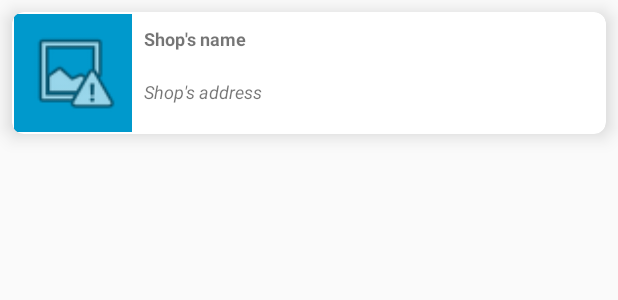
After one commit to TheHandyOwl/AdvancedAndroid, an Android app: the layout adapter_list.xml on its own in the app's theme, with its tools: preview values and no code run, on a phone screen of 412 x 824 dp. The commit adds this screen. Shown: the top 300 px of the screen. Run offline under Robolectric (Android 15) with nearby library versions, the phone set to English and light mode, and no system bars; network calls fail.

Commit message:
ListAdapter + ListFragment + MainView + Navigation ready

```diff
--- /dev/null
+++ b/app/src/main/res/layout/adapter_list.xml
@@ -0,0 +1,77 @@
+<?xml version="1.0" encoding="utf-8"?>
+<android.support.v7.widget.CardView
+    xmlns:android="http://schemas.android.com/apk/res/android"
+    xmlns:app="http://schemas.android.com/apk/res-auto"
+    xmlns:tools="http://schemas.android.com/tools"
+    android:name="com.tho.madridshops.adapter.ListAdapter"
+    android:layout_width="match_parent"
+    android:layout_height="wrap_content"
+    android:layout_margin="@dimen/cardview_small_margin"
+    app:cardCornerRadius="@dimen/cardview_corner_radius"
+    app:cardElevation="@dimen/cardview_card_elevation" >
+
+    <android.support.constraint.ConstraintLayout
+        android:layout_width="match_parent"
+        android:layout_height="wrap_content"
+        android:layout_margin="@dimen/list_margin">
+
+        <ImageView
+            android:id="@+id/list_image"
+            android:layout_width="0dp"
+            android:layout_height="0dp"
+            android:paddingBottom="@dimen/list_image_padding"
+            android:paddingEnd="@dimen/list_image_padding"
+            android:paddingStart="@dimen/list_image_padding"
+            android:paddingTop="@dimen/list_image_padding"
+            android:contentDescription="@string/shop_s_logo"
+            android:background="@android:color/holo_blue_dark"
+            app:layout_constraintBottom_toBottomOf="parent"
+            app:layout_constraintDimensionRatio="1:1"
+            app:layout_constraintEnd_toStartOf="@+id/guideline"
+            app:layout_constraintStart_toStartOf="parent"
+            app:layout_constraintTop_toTopOf="parent"
+            app:srcCompat="@android:drawable/ic_menu_report_image" />
+
+
+        <android.support.constraint.Guideline
+            android:id="@+id/guideline"
+            android:layout_width="wrap_content"
+            android:layout_height="wrap_content"
+            android:orientation="vertical"
+            app:layout_constraintGuide_percent="0.20" />
+
+        <TextView
+            android:id="@+id/list_name"
+            android:layout_width="0dp"
+            android:layout_height="wrap_content"
+            android:layout_alignParentTop="true"
+            android:layout_marginEnd="@dimen/list_text_margin"
+            android:layout_marginStart="@dimen/list_text_margin"
+            android:layout_marginTop="8dp"
+            android:layout_toEndOf="@id/list_image"
+            android:textSize="@dimen/list_text_size"
+            android:textStyle="bold"
+            app:layout_constraintEnd_toEndOf="parent"
+            app:layout_constraintStart_toEndOf="@+id/guideline"
+            app:layout_constraintTop_toTopOf="parent"
+            tools:text="@string/shop_s_name" />
+
+        <TextView
+            android:id="@+id/list_address"
+            android:layout_width="0dp"
+            android:layout_height="wrap_content"
+            android:layout_below="@id/list_name"
+            android:layout_marginBottom="8dp"
+            android:layout_marginTop="@dimen/list_text_margin"
+            android:layout_toEndOf="@id/list_image"
+            android:textSize="@dimen/list_text_size"
+            android:textStyle="italic"
+            app:layout_constraintBottom_toBottomOf="@+id/list_image"
+            app:layout_constraintEnd_toEndOf="@+id/list_name"
+            app:layout_constraintStart_toStartOf="@+id/list_name"
+            app:layout_constraintTop_toBottomOf="@+id/list_name"
+            tools:text="@string/shops_s_address" />
+
+    </android.support.constraint.ConstraintLayout>
+
+</android.support.v7.widget.CardView>
--- a/app/src/main/res/values/dimens.xml
+++ b/app/src/main/res/values/dimens.xml
@@ -1,10 +1,18 @@
 <resources>
     <dimen name="fab_margin">16dp</dimen>
+    <dimen name="border_slim">1dp</dimen>
     <dimen name="detail_view_small_margin">8dp</dimen>
     <dimen name="detail_view_text_size">12sp</dimen>
     <dimen name="marker_image_padding">8sp</dimen>
     <dimen name="marker_text_size">10sp</dimen>
     <dimen name="marker_text_margin">8dp</dimen>
-    <dimen name="border_slim">1dp</dimen>
     <dimen name="marker_small_margin">8dp</dimen>
+    <dimen name="list_image_padding">8dp</dimen>
+    <dimen name="list_text_size">12sp</dimen>
+    <dimen name="list_text_margin">8dp</dimen>
+    <dimen name="list_small_margin">8dp</dimen>
+    <dimen name="cardview_small_margin">8dp</dimen>
+    <dimen name="cardview_corner_radius">8dp</dimen>
+    <dimen name="cardview_card_elevation">8dp</dimen>
+    <dimen name="list_margin">1dp</dimen>
 </resources>
```
Also changed, not shown: app/build.gradle (+7 -0 lines), app/src/main/java/com/tho/madridshops/activity/MainActivity.kt (+12 -2 lines), app/src/main/java/com/tho/madridshops/adapter/ListAdapter.kt (added, +54 -0 lines), app/src/main/java/com/tho/madridshops/fragment/ListFragment.kt (+67 -6 lines), app/src/main/res/layout/fragment_list.xml (+6 -5 lines).
